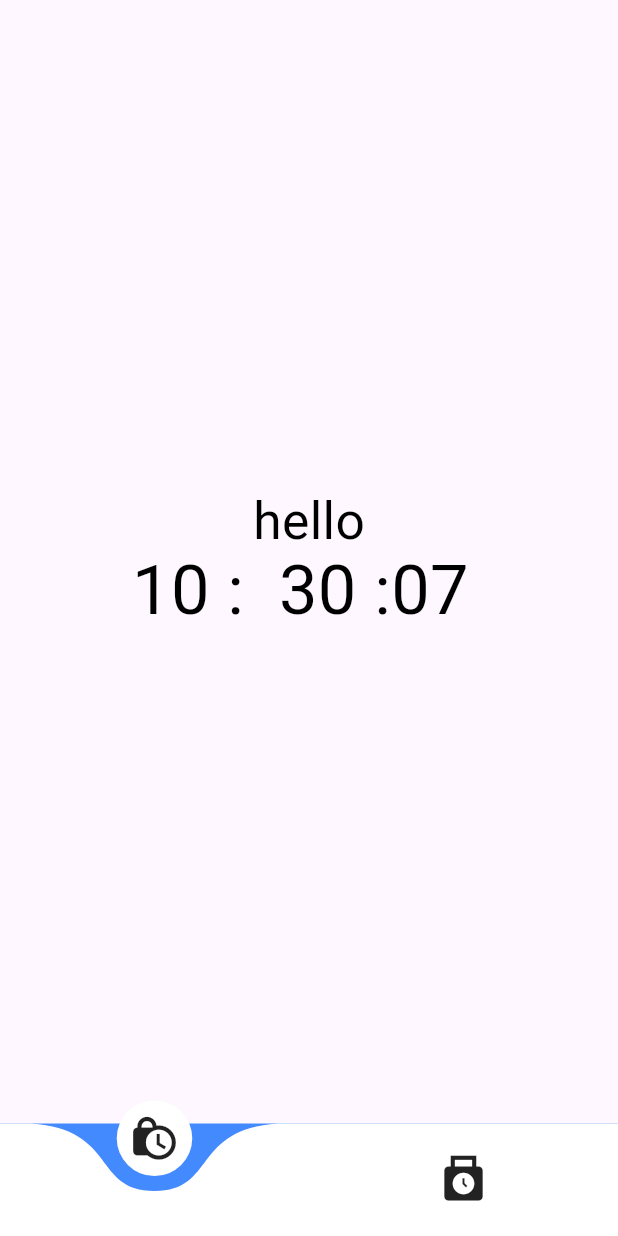
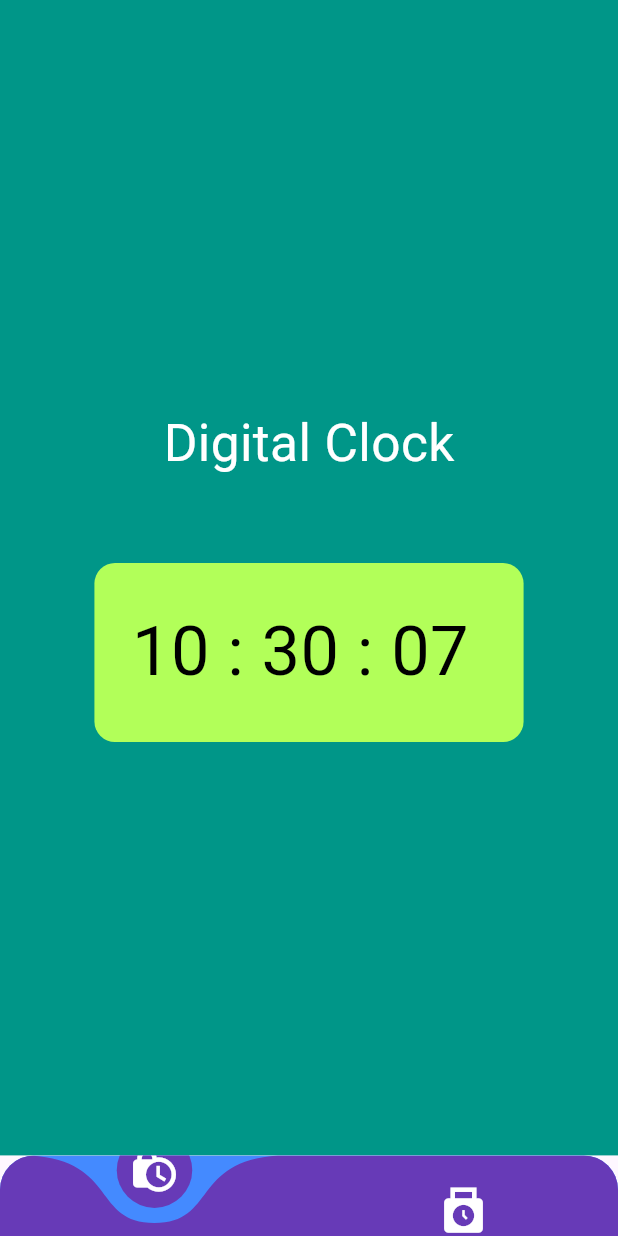
Before and after one commit to Gulshid/Digital-Clock, a Flutter app: the screen it shows after launch, on a phone screen of 412 x 824 dp. Run offline on Flutter 3.47's test engine with Material 3 defaults, Android fonts, the phone set to English and light mode, and no system bars; drawn by our look-alikes of curved_navigation_bar; our stand-ins replace flutter_screenutil, flutter_spinkit, google_fonts, hive, hive_flutter, shimmer; accounts and stored records are empty; Roboto replaces fonts that are missing (Agbalumo).

Commit message:
Almost Complete the Clock of digital and Analoge

```diff
--- a/flutter_digital_clock/lib/view_/Clock_view1.dart
+++ b/flutter_digital_clock/lib/view_/Clock_view1.dart
@@ -1,6 +1,7 @@
 import 'package:flutter/material.dart';
 import 'package:flutter_digital_clock/view_Model/Digital_Provider.dart';
 import 'package:flutter_screenutil/flutter_screenutil.dart';
+import 'package:google_fonts/google_fonts.dart';
 import 'package:provider/provider.dart';
 
 class DigitalClock extends StatefulWidget {
@@ -16,13 +17,37 @@ class _DigitalClockState extends State<DigitalClock> {
     final ProDigital = Provider.of<DigitalProvider>(context);
 
     return Scaffold(
+      backgroundColor: Colors.teal,
       body: Column(
         mainAxisAlignment: MainAxisAlignment.center,
         crossAxisAlignment: CrossAxisAlignment.center,
         children: [
-          Center(child: Text('hello', style: TextStyle(color: Colors.black, fontSize: 30.sp),),),
-            Center(child: Text(ProDigital.current_time, style: TextStyle(color: Colors.black, fontSize: 40.sp),)),
+          Center(
+            child: Text(
+              'Digital Clock',
+              style: GoogleFonts.agbalumo(color: Colors.white, fontSize: 30.sp),
+            ),
+          ),
 
+          SizedBox(height: 50.h,),
+          Container(
+            height: 100.h,
+            width: 250.w,
+            decoration: BoxDecoration(
+              borderRadius: BorderRadius.circular(12.r),
+              color: Colors.lightGreenAccent,
+            ),
+
+            child: Center(
+              child: Text(
+                ProDigital.current_time,
+                style: GoogleFonts.aBeeZee(
+                  color: Colors.black,
+                  fontSize: 40.sp,
+                ),
+              ),
+            ),
+          ),
         ],
       ),
     );
--- a/flutter_digital_clock/lib/view_/Splash_view.dart
+++ b/flutter_digital_clock/lib/view_/Splash_view.dart
@@ -30,13 +30,13 @@ class _SplashViewState extends State<SplashView> {
 
           ClipRRect(
             borderRadius: BorderRadius.circular(10.r),
-            child: Image.asset('assets/table-clock_15447155.png', fit: BoxFit.fill, height: 50.h, width: 50.w,),
+            child: Image.asset('assets/table-clock_15447155.png', fit: BoxFit.fill, height: 100.h, width: 100.w,),
           ),
 
           Center(
             child: Text(
               'Clock App',
-              style: GoogleFonts.agbalumo(color: Colors.black, fontSize: 40.sp),
+              style: GoogleFonts.agbalumo(color: Colors.black, fontSize: 30.sp),
             ),
           ),
 
--- a/flutter_digital_clock/lib/view_/bottom_bar_view.dart
+++ b/flutter_digital_clock/lib/view_/bottom_bar_view.dart
@@ -21,15 +21,23 @@ class _BottomBarViewState extends State<BottomBarView> {
     return Scaffold(
       body: Pages[pro.index],
 
-      bottomNavigationBar: CurvedNavigationBar(
+      bottomNavigationBar: ClipRRect(
+        borderRadius: BorderRadius.only(
+          topRight: Radius.circular(20.r),
+          topLeft: Radius.circular(20.r),
+        ),
+        child: CurvedNavigationBar(
+          height: 45.h,
+          color: Colors.deepPurple,
           backgroundColor: Colors.blueAccent,
           onTap: (index) {
             pro.set_currentIndex(index);
           },
           items: [
-          Icon(Icons.lock_clock, size: 30.sp),
-          Icon(Icons.punch_clock, size: 30.sp),
+            Icon(Icons.lock_clock, size: 30.sp, color: Colors.white,),
+            Icon(Icons.punch_clock, size: 30.sp, color: Colors.white,),
           ],
+        ),
       ),
     );
   }
--- a/flutter_digital_clock/lib/view_Model/Digital_Provider.dart
+++ b/flutter_digital_clock/lib/view_Model/Digital_Provider.dart
@@ -54,7 +54,7 @@ class DigitalProvider with ChangeNotifier {
   void Update_time() {
     final now = DateTime.now();
     _current_time =
-        '${now.hour.toString().padLeft(2, '0')} :  ${now.minute.toString().padLeft(2, '0')} :${now.second.toString().padLeft(2, '0')} ';
+        '${now.hour.toString().padLeft(2, '0')} : ${now.minute.toString().padLeft(2, '0')} : ${now.second.toString().padLeft(2, '0')} ';
     save_data(_current_time);
     notifyListeners();
   }
@@ -71,7 +71,7 @@ class DigitalProvider with ChangeNotifier {
     _timer.cancel();
     super.dispose();
   }
-
+//Bottom Bar Navigation from one screen to another
   //current index
   int _index=0;
   int get index=>_index;
```
Also changed, not shown: flutter_digital_clock/lib/view_/Clock_view2.dart (+65 -39 lines), flutter_digital_clock/lib/view_/Shimmer_view.dart (+49 -4 lines). Lines whose indentation alone changed are shown as unchanged.
